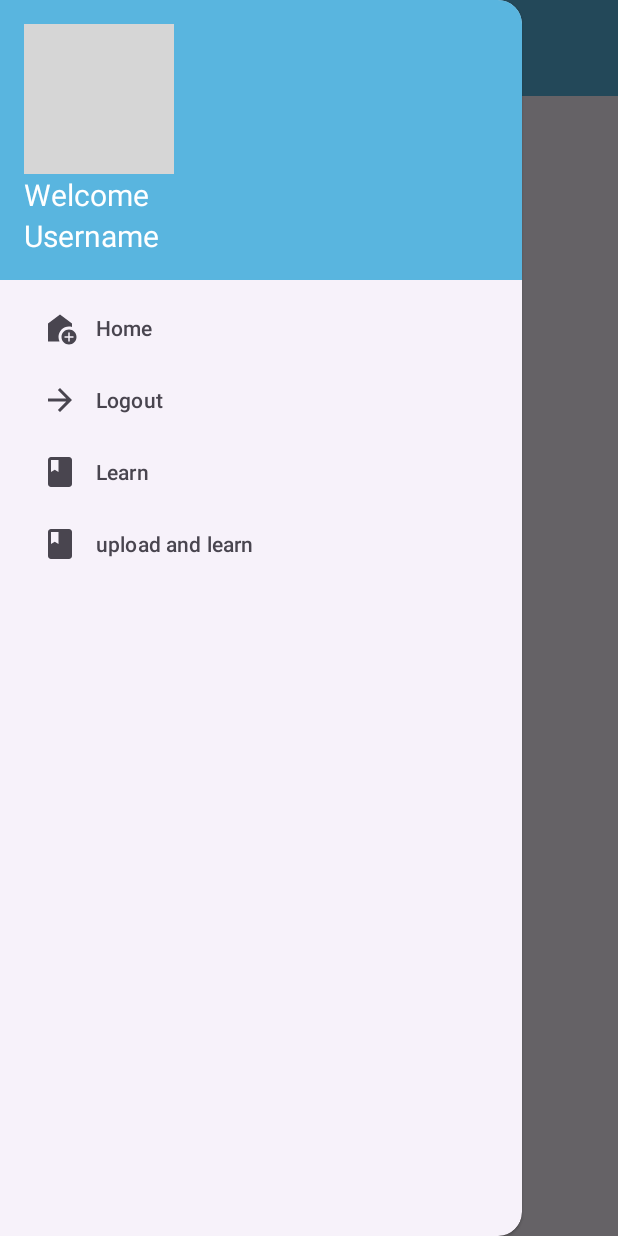
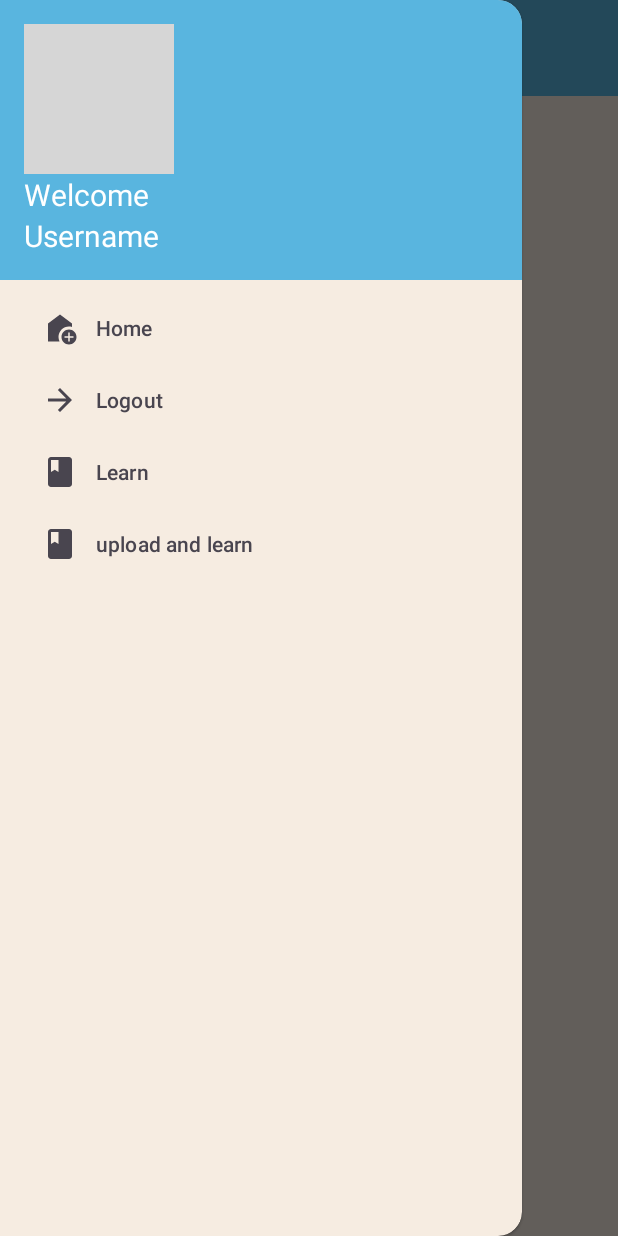
Before and after one commit to swapnil-up/Nepali_Sign_Language_Detection, an Android app: the NumbersActivity screen opened directly, with no data from a screen before it, with the side drawer open, on a phone screen of 412 x 824 dp. Run offline under Robolectric (Android 15) with nearby library versions, the phone set to English and light mode, and no system bars; grey boxes are pictures that could not be loaded.

Commit message:
some updates

```diff
--- a/app/src/main/AndroidManifest.xml
+++ b/app/src/main/AndroidManifest.xml
@@ -34,7 +34,7 @@
 
         <!-- Other activities -->
         <activity
-            android:name=".SplashActivity"
+            android:name=".MainActivity"
             android:exported="true">
             <intent-filter>
                 <action android:name="android.intent.action.MAIN" />
@@ -45,7 +45,7 @@
             android:name=".LearnActivity"
             android:exported="false" />
         <activity
-            android:name=".MainActivity"
+            android:name=".SplashActivity"
             android:exported="false" />
         <activity
             android:name=".ConsonantsActivity"
--- a/app/src/main/java/com/example/nsl_mini/BaseActivity.kt
+++ b/app/src/main/java/com/example/nsl_mini/BaseActivity.kt
@@ -127,6 +127,7 @@ open class BaseActivity : AppCompatActivity() {
             Glide.with(this).load(profileImageUrl).circleCrop().into(profileImageView)
         } else {
             profileImageView.setImageResource(R.drawable.default_profile_image) // Placeholder image
+            Glide.with(this).load(profileImageUrl).circleCrop().into(profileImageView)
         }
     }
 
--- a/app/src/main/res/layout/activity_admin.xml
+++ b/app/src/main/res/layout/activity_admin.xml
@@ -82,6 +82,7 @@
         android:id="@+id/navigationViewAdmin"
         android:layout_width="wrap_content"
         android:layout_height="match_parent"
+        android:background="@color/splash"
         android:layout_gravity="start"
         app:menu="@menu/nav_menu_admin"/>
 </androidx.drawerlayout.widget.DrawerLayout>
--- a/app/src/main/res/layout/activity_learn.xml
+++ b/app/src/main/res/layout/activity_learn.xml
@@ -3,6 +3,7 @@
     xmlns:app="http://schemas.android.com/apk/res-auto"
     android:id="@+id/drawer_layout"
     android:layout_width="match_parent"
+    android:background="@color/splash"
     android:layout_height="match_parent">
 
     <LinearLayout
@@ -88,5 +89,6 @@
         android:layout_height="match_parent"
         android:layout_gravity="start"
         app:headerLayout="@layout/nav_header"
+        android:background="@color/splash"
         app:menu="@menu/nav_menu"/>
 </androidx.drawerlayout.widget.DrawerLayout>
--- a/app/src/main/res/layout/activity_numbers.xml
+++ b/app/src/main/res/layout/activity_numbers.xml
@@ -3,7 +3,9 @@
     xmlns:app="http://schemas.android.com/apk/res-auto"
     android:id="@+id/drawer_layout"
     android:layout_width="match_parent"
-    android:layout_height="match_parent">
+    android:layout_height="match_parent"
+    android:background="@color/splash"
+    >
 
     <LinearLayout
         android:layout_width="match_parent"
@@ -26,15 +28,19 @@
 
             <ImageView
                 android:id="@+id/sign_image"
-                android:layout_width="187dp"
-                android:layout_height="250dp"
-                android:layout_marginBottom="16dp" />
+                android:layout_width="257dp"
+                android:layout_height="236dp"
+                android:layout_marginBottom="16dp"
+                android:foregroundGravity="center"
+                android:background="@drawable/rectangle" />
 
             <ImageView
                 android:id="@+id/number_image"
-                android:layout_width="187dp"
-                android:layout_height="276dp"
-                android:layout_marginBottom="16dp" />
+                android:layout_width="257dp"
+                android:layout_height="236dp"
+                android:layout_marginBottom="16dp"
+                android:foregroundGravity="center"
+                android:background="@drawable/rectangle" />
 
             <LinearLayout
                 android:layout_width="match_parent"
@@ -64,5 +70,6 @@
         android:layout_height="match_parent"
         android:layout_gravity="start"
         app:headerLayout="@layout/nav_header"
+        android:background="@color/splash"
         app:menu="@menu/nav_menu"/>
 </androidx.drawerlayout.widget.DrawerLayout>
--- a/app/src/main/res/layout/activity_user_profile.xml
+++ b/app/src/main/res/layout/activity_user_profile.xml
@@ -94,6 +94,7 @@
             android:layout_height="match_parent"
             android:layout_gravity="start"
             app:headerLayout="@layout/nav_header"
+            android:background="@color/splash"
             app:menu="@menu/nav_menu"/>
     </androidx.drawerlayout.widget.DrawerLayout>
 </layout>
--- a/app/src/main/res/menu/nav_menu.xml
+++ b/app/src/main/res/menu/nav_menu.xml
@@ -1,19 +1,29 @@
 <?xml version="1.0" encoding="utf-8"?>
-<menu xmlns:android="http://schemas.android.com/apk/res/android">
+<menu xmlns:android="http://schemas.android.com/apk/res/android"
+    android:background="@color/splash"
+    >
     <item
         android:id="@+id/nav_home"
         android:icon="@drawable/baseline_add_home_24"
-        android:title="@string/nav_home"/>
+        android:title="@string/nav_home"
+        android:background="@drawable/user_item_background"
+        />
     <item
         android:id="@+id/nav_logout"
         android:icon="@drawable/baseline_arrow_forward_24"
-        android:title="@string/nav_logout"/>
+        android:title="@string/nav_logout"
+        android:background="@drawable/user_item_background"
+        />
     <item
         android:id="@+id/nav_learn"
         android:icon="@drawable/baseline_book_24"
-        android:title="Learn"/>
+        android:title="Learn"
+        android:background="@drawable/user_item_background"
+        />
     <item
         android:id="@+id/nav_upload_and_learn"
         android:icon="@drawable/baseline_book_24"
-        android:title="upload and learn"/>
+        android:title="upload and learn"
+        android:background="@drawable/user_item_background"
+        />
 </menu>
--- a/app/src/main/res/menu/nav_menu_admin.xml
+++ b/app/src/main/res/menu/nav_menu_admin.xml
@@ -1,4 +1,6 @@
-<menu xmlns:android="http://schemas.android.com/apk/res/android">
+<menu xmlns:android="http://schemas.android.com/apk/res/android"
+    android:background="@color/splash"
+    >
     <item
         android:id="@+id/nav_logout"
         android:title="Logout"
```
Also changed, not shown: app/src/main/java/com/example/nsl_mini/MainActivity.kt (+16 -1 lines), app/src/main/res/layout/activity_consonants.xml (+12 -6 lines), app/src/main/res/layout/activity_main.xml (+20 -13 lines), app/src/main/res/layout/activity_photomodel.xml (+12 -8 lines), app/src/main/res/layout/activity_vowels.xml (+13 -7 lines).
